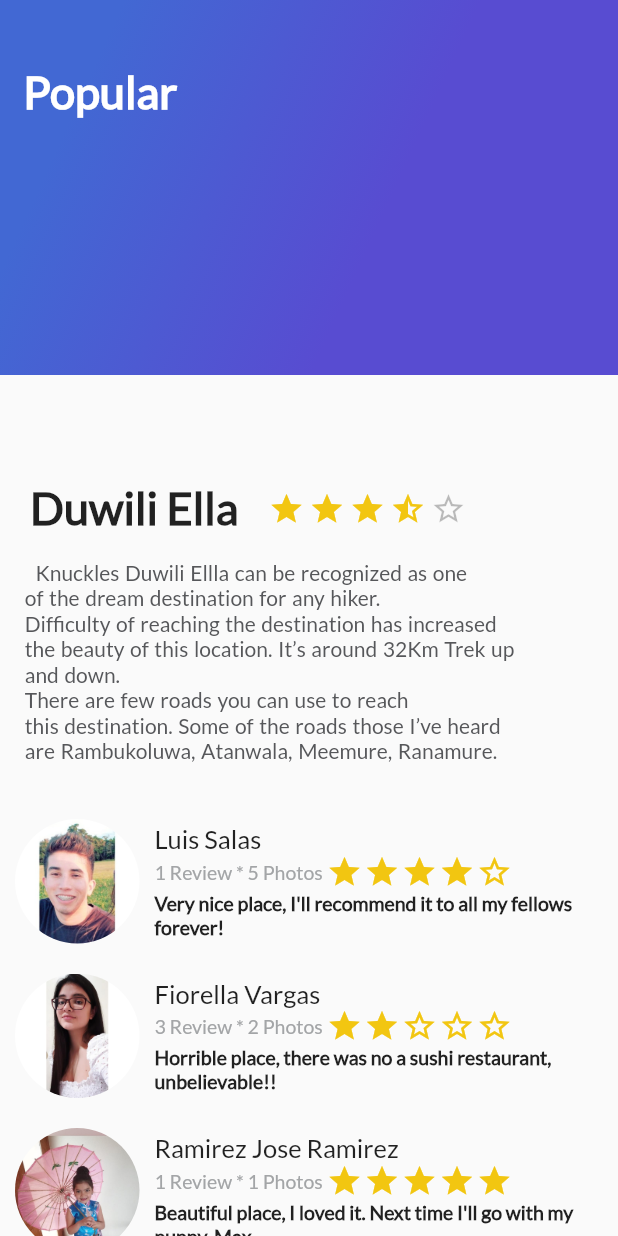
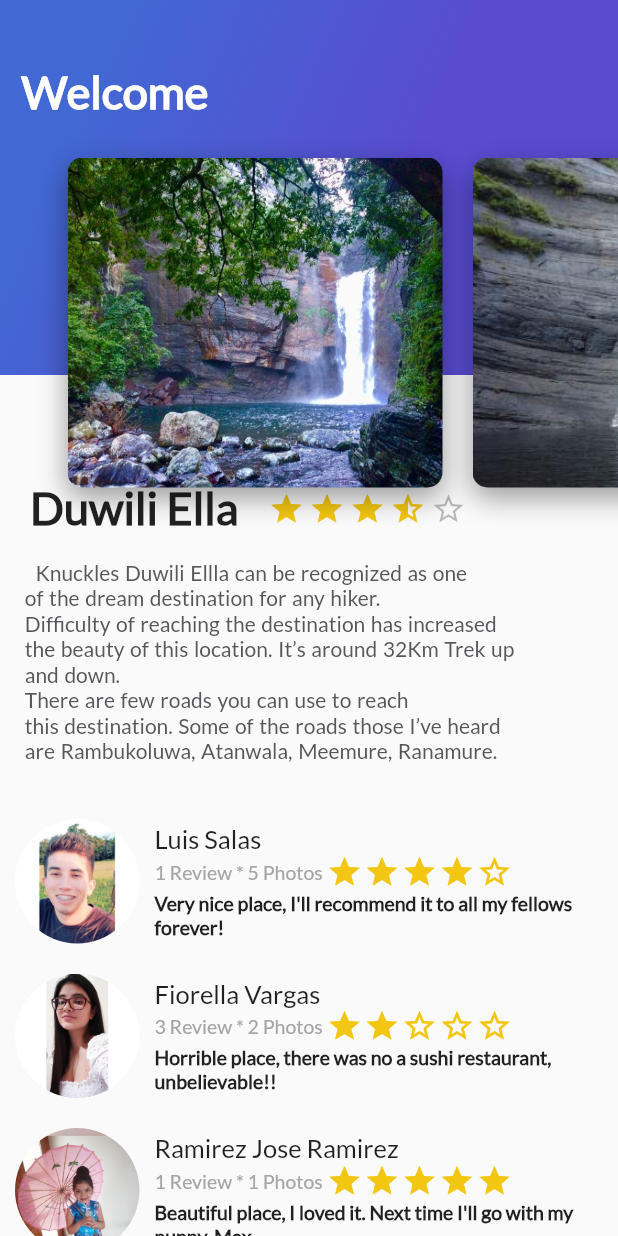
Before and after one commit to Pirris-Salas/FlutterAvanzado, a Flutter app: the screen it shows after launch, on a phone screen of 412 x 824 dp. Run offline on Flutter 3.47's test engine with Material 2 defaults, Android fonts, the phone set to English and light mode, and no system bars; statements that could not run were skipped.

Commit message:
Se crea la clase CardImageList para contener todos los cardImage en forma de LisView. Luego el GardientBack y CardImageList se fucionan a través de un stack en HeaderAppBar para dar un AppBar personaliado reutilizable

```diff
--- /dev/null
+++ b/lib/card_image_list.dart
@@ -0,0 +1,24 @@
+import 'package:flutter/material.dart';
+import 'card_image.dart';
+
+class CardImageList extends StatelessWidget{
+  @override
+  Widget build(BuildContext context) {
+    return  Container(
+      height: 350.0,
+      child: ListView(
+        padding: EdgeInsets.all(25.0),
+        scrollDirection: Axis.horizontal,
+        children: <Widget>[
+          CardImage("assets/img/waterfall.jpg"),
+          CardImage("assets/img/waterfall2.jpg"),
+          CardImage("assets/img/fall.jpg"),
+          CardImage("assets/img/forest.jpg"),
+          CardImage("assets/img/rock.jpg"),
+          CardImage("assets/img/camping.jpg"),
+        ],
+      ),
+    );
+  }
+
+}
--- /dev/null
+++ b/lib/header_appbar.dart
@@ -0,0 +1,18 @@
+import 'package:flutter/material.dart';
+import 'gradient_back.dart';
+import 'card_image_list.dart';
+
+
+class HeaderAppBar extends StatelessWidget{
+  @override
+  Widget build(BuildContext context) {
+    return Stack(
+      children: <Widget>[
+        GradientBack("Welcome"),
+        CardImageList(),
+      ],
+    );
+  }
+
+
+}
--- a/lib/main.dart
+++ b/lib/main.dart
@@ -2,7 +2,7 @@ import 'package:flutter/services.dart';
 
 import 'review_list.dart';
 import 'description_place.dart';
-import 'gradient_back.dart';
+import 'header_appbar.dart';
 import 'package:flutter/cupertino.dart';
 import 'package:flutter/material.dart';
 import 'package:flutter/rendering.dart';
@@ -65,7 +65,7 @@ class MyApp extends StatelessWidget {
                 ReviewList(),
               ],
             ),
-            GradientBack(title),
+            HeaderAppBar(),
           ],
         )
       )
```
